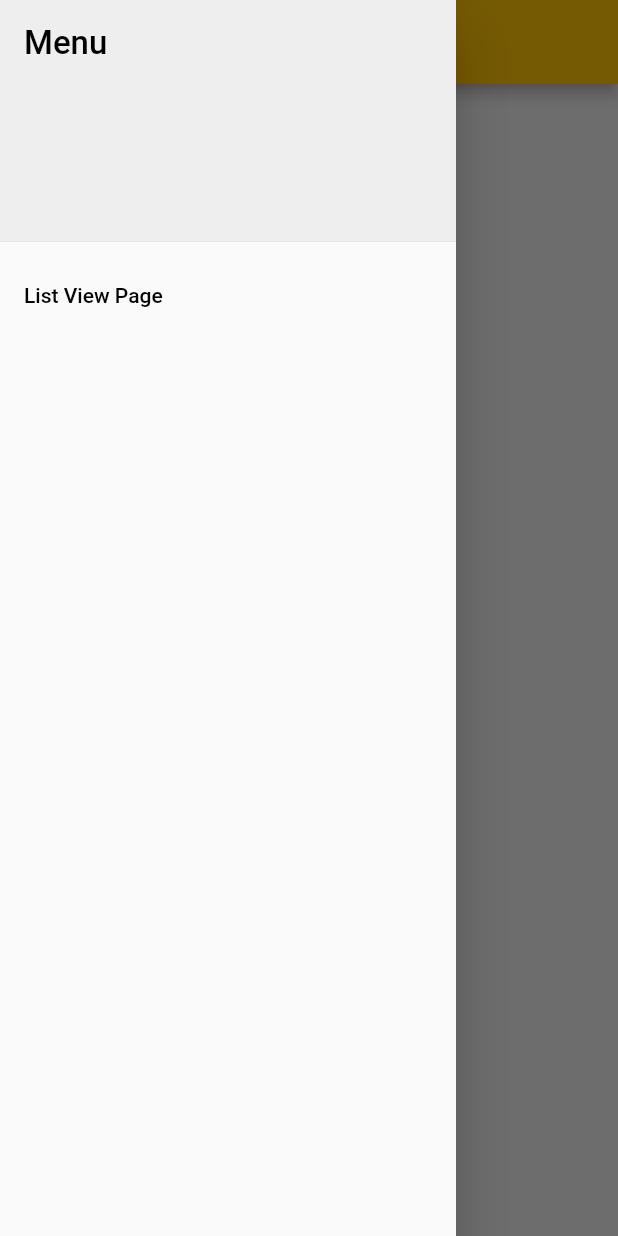
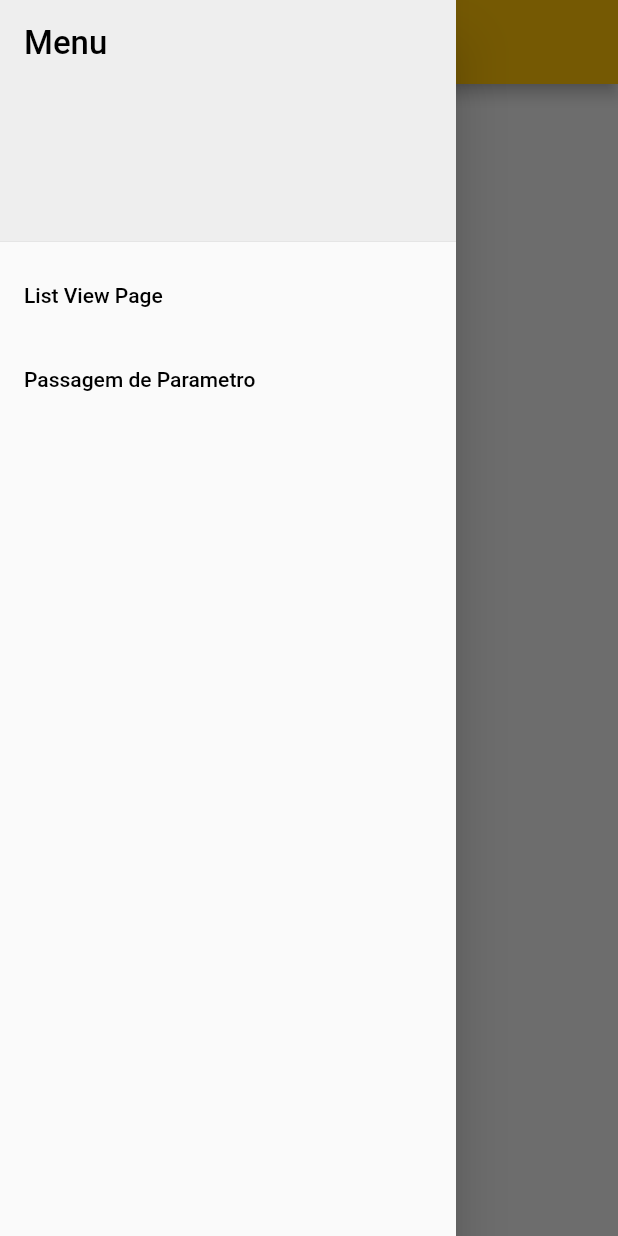
Before and after one commit to washiner/project_vitta_stone, a Flutter app: the screen it shows after launch, with the side drawer open, on a phone screen of 412 x 824 dp. Run offline on Flutter 3.47's test engine with Material 2 defaults, Android fonts, the phone set to English and light mode, and no system bars; our stand-ins replace bloc, flutter_bloc.

Commit message:
Como realizar a passagem de parâmetros entre telas no Flutter e atualizar os imports após a alteração do nome do projeto

```diff
--- a/lib/main.dart
+++ b/lib/main.dart
@@ -1,6 +1,7 @@
-import 'package:bloc_pattern_exemple/view/home_page.dart';
-import 'package:bloc_pattern_exemple/view/list_view_page.dart';
+import 'package:bloc_pattern_exemple/view/passagem_parametro.dart';
 import 'package:flutter/material.dart';
+import 'view/home_page.dart';
+import 'view/list_view_page.dart';
 
 void main() {
   runApp(const MyApp());
@@ -9,7 +10,6 @@ void main() {
 class MyApp extends StatelessWidget {
   const MyApp({Key? key}) : super(key: key);
 
-  // This widget is the root of your application.
   @override
   Widget build(BuildContext context) {
     return MaterialApp(
@@ -18,7 +18,8 @@ class MyApp extends StatelessWidget {
         primarySwatch: Colors.amber,
         scaffoldBackgroundColor: Colors.grey[200],
         textTheme: const TextTheme(
-          bodyText2: TextStyle( fontSize: 22,
+          bodyText2: TextStyle(
+            fontSize: 22,
             color: Colors.black,
           ),
           bodyText1: TextStyle(color: Colors.white),
@@ -27,7 +28,8 @@ class MyApp extends StatelessWidget {
       initialRoute: '/',
       routes: {
         '/': (context) => const HomePage(),
-        '/list_view_page': (context) => const ListViewPage()
+        '/list_view_page': (context) => const ListViewPage(),
+        '/passagem_parametro':(context) => const PassagemParametro(),
       },
     );
   }
--- a/lib/view/home_page.dart
+++ b/lib/view/home_page.dart
@@ -1,6 +1,4 @@
-import 'package:bloc_pattern_exemple/view/list_view_page.dart';
 import 'package:flutter/material.dart';
-import 'package:flutter/scheduler.dart';
 
 class HomePage extends StatefulWidget {
   const HomePage({Key? key}) : super(key: key);
@@ -10,8 +8,12 @@ class HomePage extends StatefulWidget {
 }
 
 class _HomePageState extends State<HomePage> {
+
   @override
   Widget build(BuildContext context) {
+
+    final String? nome = ModalRoute.of(context)?.settings.arguments as String?;
+
     return Scaffold(
       appBar: AppBar(
         title: const Text("Voce esta na Home Page"),
@@ -25,7 +27,7 @@ class _HomePageState extends State<HomePage> {
                 color: Theme.of(context).scaffoldBackgroundColor,
               ),
               child: Text(
-                'Menu',
+                nome != null ? 'Bem-vindo, $nome' : 'Menu',
                 style: TextStyle(
                   color: Theme.of(context).textTheme.bodyText2?.color,
                   fontSize: Theme.of(context).textTheme.bodyText2?.fontSize,
@@ -43,6 +45,17 @@ class _HomePageState extends State<HomePage> {
                 Navigator.pushNamed(context, '/list_view_page');
               },
             ),
+             ListTile(
+              title: Text(
+                'Passagem de Parametro',
+                style: TextStyle(
+                  color: Theme.of(context).textTheme.bodyText2?.color,
+                ),
+              ),
+              onTap: () {
+                Navigator.pushNamed(context, '/passagem_parametro');
+              },
+            ),
           ],
         ),
       ),
```
Also changed, not shown: lib/view/passagem_parametro.dart (added, +53 -0 lines), 1 other file.
